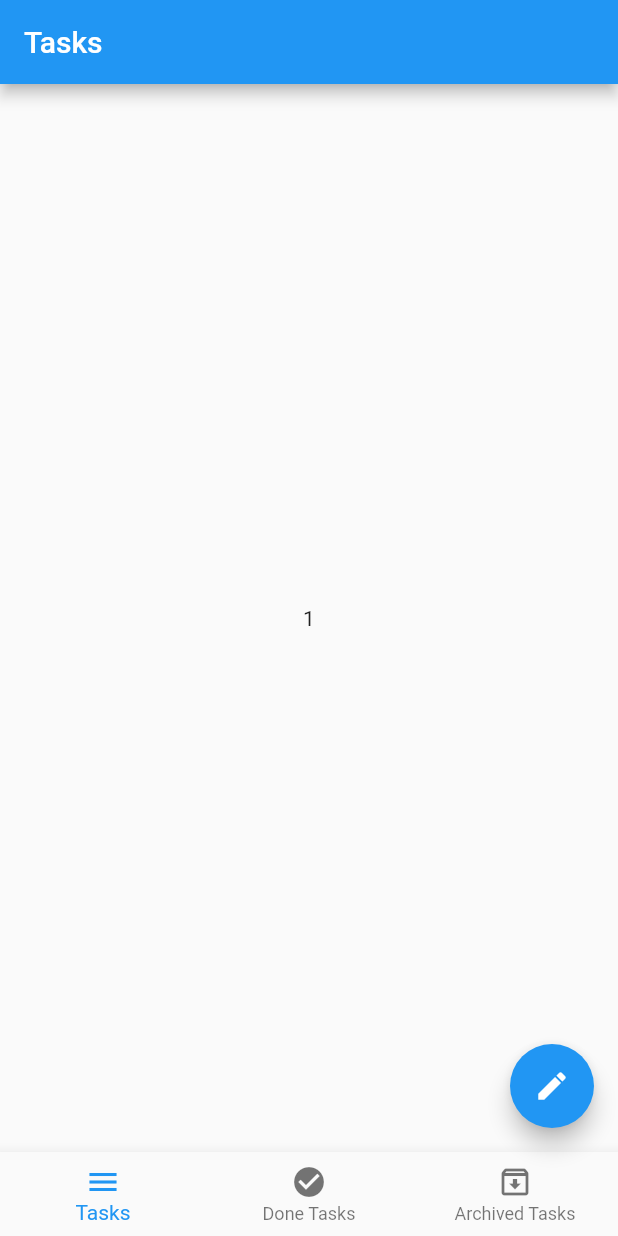
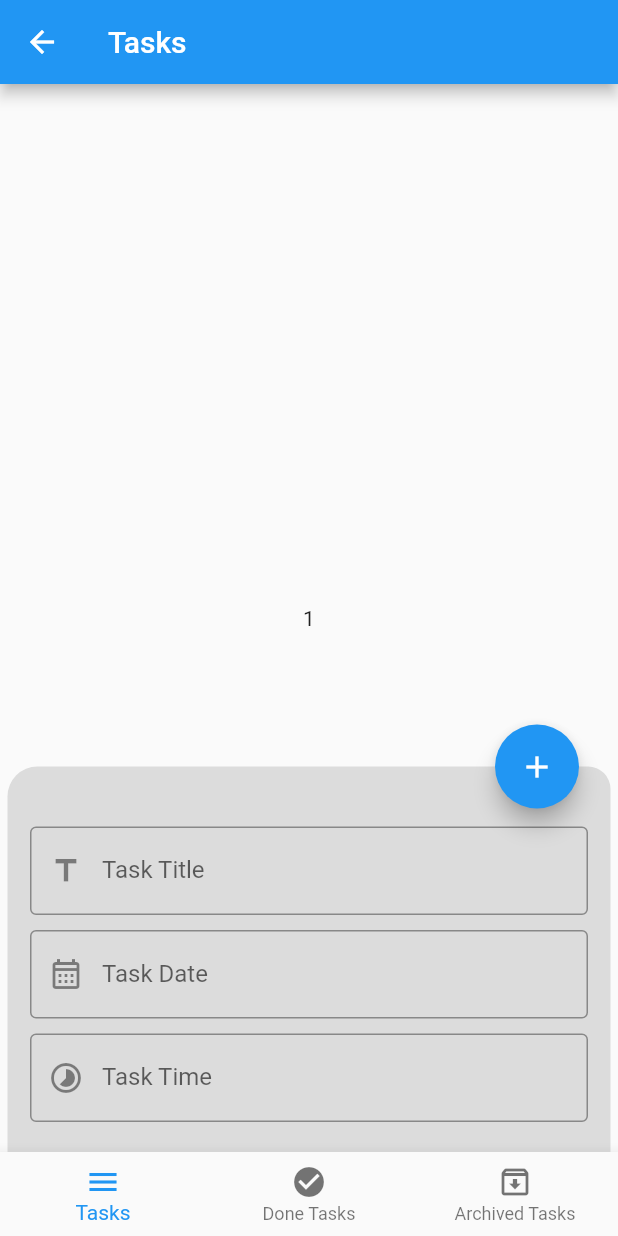
Before and after one commit to MohamedAdel6197/tasks_app, a Flutter app: the screen it shows after launch, after a tap on the "edit" icon, on a phone screen of 412 x 824 dp. Run offline on Flutter 3.47's test engine with Material 2 defaults, Android fonts, the phone set to English and light mode, and no system bars; our stand-ins replace sqflite; accounts and stored records are empty.

Commit message:
make showSheet and design it

```diff
--- a/lib/layouts/home_screen.dart
+++ b/lib/layouts/home_screen.dart
@@ -3,6 +3,8 @@ import 'package:sqflite/sqflite.dart';
 import 'package:tasks_app/modules/archived_tasks.dart';
 import 'package:tasks_app/modules/done_tasks.dart';
 import 'package:tasks_app/modules/tasks_screen.dart';
+
+import '../modules/sheet_view.dart';
 
 class HomeScreen extends StatefulWidget {
   const HomeScreen({super.key});
@@ -25,18 +27,40 @@ class _HomeScreenState extends State<HomeScreen> {
     createDB();
   }
 
+  var scaffoldKey = GlobalKey<ScaffoldState>();
+  bool isSheetOpen = false;
   int currentScreen = 0;
   IconData icon = Icons.edit;
   Database? database;
   @override
   Widget build(BuildContext context) {
     return Scaffold(
+      key: scaffoldKey,
       appBar: AppBar(
         title: Text(title[currentScreen]),
       ),
-      floatingActionButton: FloatingActionButton(
-        onPressed: () {},
-        child: Icon(icon),
+      floatingActionButton: Padding(
+        padding: const EdgeInsets.only(right: 10.0),
+        child: FloatingActionButton(
+          onPressed: () {
+            //insertIntoDB();
+            if (isSheetOpen) {
+              Navigator.pop(context);
+              setState(() {
+                icon = Icons.edit;
+              });
+              isSheetOpen = !isSheetOpen;
+            } else {
+              scaffoldKey.currentState
+                  ?.showBottomSheet((context) => const SheetView());
+              setState(() {
+                icon = Icons.add;
+              });
+              isSheetOpen = !isSheetOpen;
+            }
+          },
+          child: Icon(icon),
+        ),
       ),
       bottomNavigationBar: BottomNavigationBar(
         items: const [
@@ -82,4 +106,21 @@ class _HomeScreenState extends State<HomeScreen> {
       },
     );
   }
+
+  void insertIntoDB() {
+    database!.transaction((txn) {
+      txn
+          .rawInsert(
+              'INSERT INTO Tasks( titleTask, dateTask , timeTask , statusTask ) '
+              'VALUES ("Task1", "18/7", "4:05 PM" , "now")')
+          .then((value) {
+        // ignore: avoid_print
+        print("$value  row inserted");
+      }).catchError((onError) {
+        // ignore: avoid_print
+        print("error when insert this row $onError");
+      });
+      return Future(() => null);
+    });
+  }
 }
--- /dev/null
+++ b/lib/modules/sheet_view.dart
@@ -0,0 +1,71 @@
+import 'package:flutter/material.dart';
+
+class SheetView extends StatelessWidget {
+  const SheetView({super.key});
+
+  @override
+  Widget build(BuildContext context) {
+    return Padding(
+      padding: const EdgeInsets.symmetric(horizontal: 5.0),
+      child: Container(
+        width: double.infinity,
+        decoration: const BoxDecoration(
+            color: Colors.black12,
+            borderRadius: BorderRadius.only(
+              topLeft: Radius.circular(20.0),
+              topRight: Radius.circular(15.0),
+            )),
+        // ignore: prefer_const_constructors
+        child: Column(
+          mainAxisSize: MainAxisSize.min,
+          // ignore: prefer_const_literals_to_create_immutables
+          children: [
+            const SizedBox(
+              height: 40.0,
+            ),
+            Padding(
+              padding: const EdgeInsets.symmetric(horizontal: 15.0),
+              child: TextFormField(
+                decoration: const InputDecoration(
+                  labelText: "Task Title",
+                  prefixIcon: Icon(Icons.title),
+                  border: OutlineInputBorder(),
+                ),
+                keyboardType: TextInputType.text,
+              ),
+            ),
+            const SizedBox(
+              height: 10,
+            ),
+            Padding(
+              padding: const EdgeInsets.symmetric(horizontal: 15.0),
+              child: TextFormField(
+                decoration: const InputDecoration(
+                  labelText: "Task Date",
+                  prefixIcon: Icon(Icons.calendar_month_outlined),
+                  border: OutlineInputBorder(),
+                ),
+              ),
+            ),
+            const SizedBox(
+              height: 10,
+            ),
+            Padding(
+              padding: const EdgeInsets.symmetric(horizontal: 15.0),
+              child: TextFormField(
+                decoration: const InputDecoration(
+                  labelText: "Task Time",
+                  prefixIcon: Icon(Icons.timelapse_outlined),
+                  border: OutlineInputBorder(),
+                ),
+              ),
+            ),
+            const SizedBox(
+              height: 20.0,
+            ),
+          ],
+        ),
+      ),
+    );
+  }
+}
```
